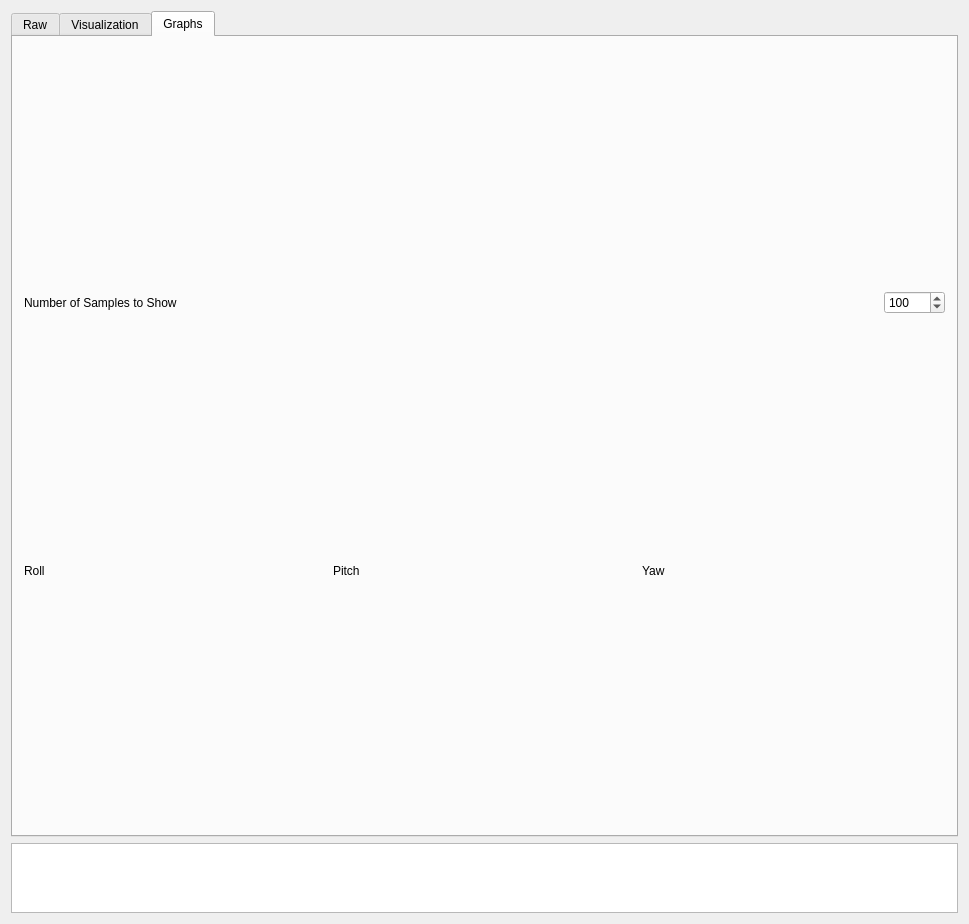
ToolboxPlane/util, file Ground Station/mainwindow.ui: the form before one commit.
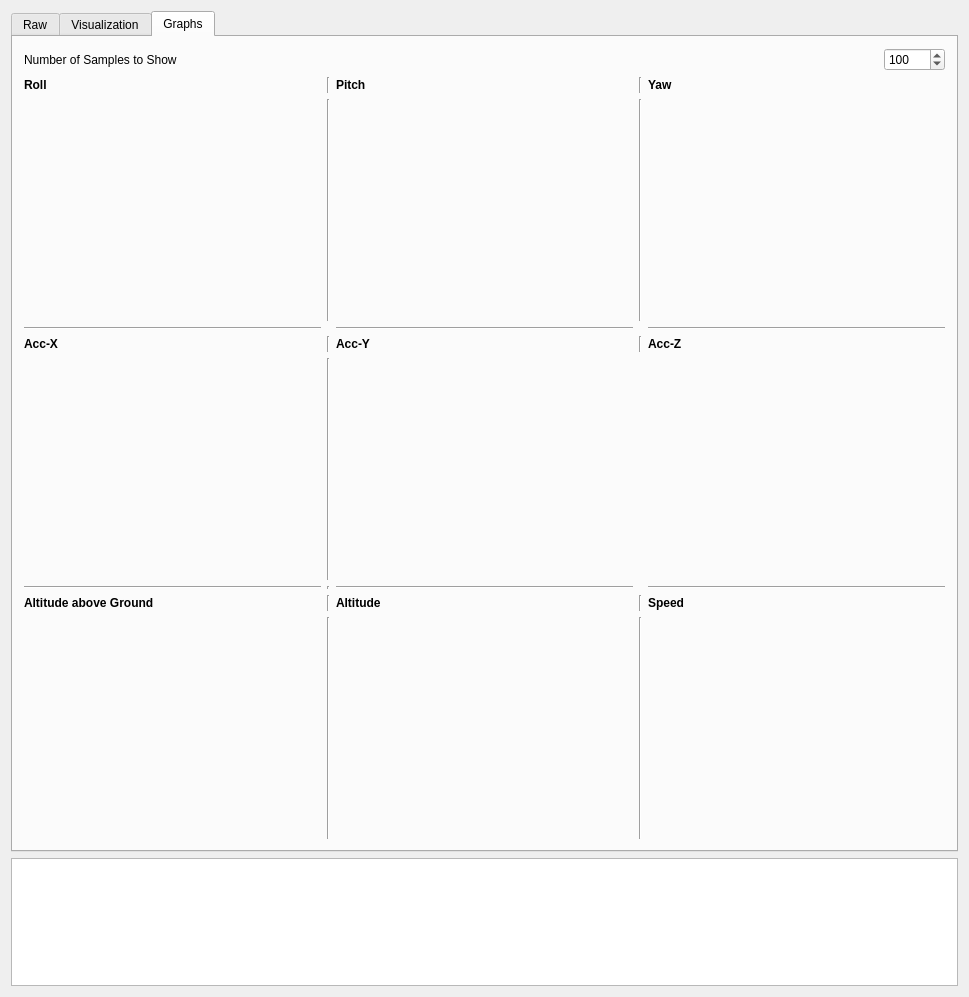
The form after the commit.

Diff of the .ui file:
```diff
--- a/Ground Station/mainwindow.ui
+++ b/Ground Station/mainwindow.ui
@@ -7,7 +7,7 @@
     <x>0</x>
     <y>0</y>
     <width>969</width>
-    <height>869</height>
+    <height>997</height>
    </rect>
   </property>
   <property name="windowTitle">
@@ -1696,39 +1696,291 @@
         </item>
         <item>
          <layout class="QGridLayout" name="gridLayout">
-          <item row="0" column="0">
-           <widget class="QLabel" name="label_63">
-            <property name="maximumSize">
-             <size>
-              <width>16777215</width>
-              <height>16</height>
-             </size>
-            </property>
-            <property name="text">
-             <string>Roll</string>
-            </property>
-           </widget>
-          </item>
-          <item row="0" column="1">
-           <widget class="QLabel" name="label_64">
-            <property name="maximumSize">
-             <size>
-              <width>16777215</width>
-              <height>16</height>
-             </size>
-            </property>
-            <property name="text">
-             <string>Pitch</string>
-            </property>
-           </widget>
-          </item>
-          <item row="0" column="2">
+          <item row="0" column="4">
            <widget class="QLabel" name="label_77">
+            <property name="font">
+             <font>
+              <weight>75</weight>
+              <bold>true</bold>
+             </font>
+            </property>
             <property name="text">
              <string>Yaw</string>
             </property>
            </widget>
           </item>
+          <item row="5" column="0">
+           <widget class="Line" name="line_14">
+            <property name="orientation">
+             <enum>Qt::Horizontal</enum>
+            </property>
+           </widget>
+          </item>
+          <item row="3" column="0">
+           <widget class="QLabel" name="label_78">
+            <property name="sizePolicy">
+             <sizepolicy hsizetype="Minimum" vsizetype="Minimum">
+              <horstretch>0</horstretch>
+              <verstretch>0</verstretch>
+             </sizepolicy>
+            </property>
+            <property name="maximumSize">
+             <size>
+              <width>16777215</width>
+              <height>16</height>
+             </size>
+            </property>
+            <property name="font">
+             <font>
+              <weight>75</weight>
+              <bold>true</bold>
+             </font>
+            </property>
+            <property name="text">
+             <string>Acc-X</string>
+            </property>
+           </widget>
+          </item>
+          <item row="0" column="2">
+           <widget class="QLabel" name="label_64">
+            <property name="maximumSize">
+             <size>
+              <width>16777215</width>
+              <height>16</height>
+             </size>
+            </property>
+            <property name="font">
+             <font>
+              <weight>75</weight>
+              <bold>true</bold>
+             </font>
+            </property>
+            <property name="text">
+             <string>Pitch</string>
+            </property>
+           </widget>
+          </item>
+          <item row="2" column="2">
+           <widget class="Line" name="line_10">
+            <property name="orientation">
+             <enum>Qt::Horizontal</enum>
+            </property>
+           </widget>
+          </item>
+          <item row="0" column="1">
+           <widget class="Line" name="line">
+            <property name="orientation">
+             <enum>Qt::Vertical</enum>
+            </property>
+           </widget>
+          </item>
+          <item row="6" column="1">
+           <widget class="Line" name="line_8">
+            <property name="orientation">
+             <enum>Qt::Vertical</enum>
+            </property>
+           </widget>
+          </item>
+          <item row="3" column="1">
+           <widget class="Line" name="line_5">
+            <property name="orientation">
+             <enum>Qt::Vertical</enum>
+            </property>
+           </widget>
+          </item>
+          <item row="3" column="3">
+           <widget class="Line" name="line_6">
+            <property name="orientation">
+             <enum>Qt::Vertical</enum>
+            </property>
+           </widget>
+          </item>
+          <item row="2" column="4">
+           <widget class="Line" name="line_11">
+            <property name="orientation">
+             <enum>Qt::Horizontal</enum>
+            </property>
+           </widget>
+          </item>
+          <item row="4" column="1">
+           <widget class="Line" name="line_15">
+            <property name="orientation">
+             <enum>Qt::Vertical</enum>
+            </property>
+           </widget>
+          </item>
+          <item row="6" column="3">
+           <widget class="Line" name="line_7">
+            <property name="orientation">
+             <enum>Qt::Vertical</enum>
+            </property>
+           </widget>
+          </item>
+          <item row="2" column="0">
+           <widget class="Line" name="line_9">
+            <property name="orientation">
+             <enum>Qt::Horizontal</enum>
+            </property>
+           </widget>
+          </item>
+          <item row="1" column="1">
+           <widget class="Line" name="line_3">
+            <property name="orientation">
+             <enum>Qt::Vertical</enum>
+            </property>
+           </widget>
+          </item>
+          <item row="0" column="3">
+           <widget class="Line" name="line_2">
+            <property name="orientation">
+             <enum>Qt::Vertical</enum>
+            </property>
+           </widget>
+          </item>
+          <item row="5" column="1">
+           <widget class="Line" name="line_13">
+            <property name="orientation">
+             <enum>Qt::Vertical</enum>
+            </property>
+           </widget>
+          </item>
+          <item row="3" column="4">
+           <widget class="QLabel" name="label_80">
+            <property name="sizePolicy">
+             <sizepolicy hsizetype="Minimum" vsizetype="Minimum">
+              <horstretch>0</horstretch>
+              <verstretch>0</verstretch>
+             </sizepolicy>
+            </property>
+            <property name="font">
+             <font>
+              <weight>75</weight>
+              <bold>true</bold>
+             </font>
+            </property>
+            <property name="text">
+             <string>Acc-Z</string>
+            </property>
+           </widget>
+          </item>
+          <item row="1" column="3">
+           <widget class="Line" name="line_4">
+            <property name="orientation">
+             <enum>Qt::Vertical</enum>
+            </property>
+           </widget>
+          </item>
+          <item row="0" column="0">
+           <widget class="QLabel" name="label_63">
+            <property name="maximumSize">
+             <size>
+              <width>16777215</width>
+              <height>16</height>
+             </size>
+            </property>
+            <property name="font">
+             <font>
+              <weight>75</weight>
+              <bold>true</bold>
+             </font>
+            </property>
+            <property name="text">
+             <string>Roll</string>
+            </property>
+           </widget>
+          </item>
+          <item row="3" column="2">
+           <widget class="QLabel" name="label_79">
+            <property name="sizePolicy">
+             <sizepolicy hsizetype="Minimum" vsizetype="Minimum">
+              <horstretch>0</horstretch>
+              <verstretch>0</verstretch>
+             </sizepolicy>
+            </property>
+            <property name="font">
+             <font>
+              <weight>75</weight>
+              <bold>true</bold>
+             </font>
+            </property>
+            <property name="text">
+             <string>Acc-Y</string>
+            </property>
+           </widget>
+          </item>
+          <item row="6" column="0">
+           <widget class="QLabel" name="label_81">
+            <property name="maximumSize">
+             <size>
+              <width>16777215</width>
+              <height>16</height>
+             </size>
+            </property>
+            <property name="font">
+             <font>
+              <weight>75</weight>
+              <bold>true</bold>
+             </font>
+            </property>
+            <property name="text">
+             <string>Altitude above Ground</string>
+            </property>
+           </widget>
+          </item>
+          <item row="7" column="1">
+           <widget class="Line" name="line_12">
+            <property name="orientation">
+             <enum>Qt::Vertical</enum>
+            </property>
+           </widget>
+          </item>
+          <item row="6" column="2">
+           <widget class="QLabel" name="label_82">
+            <property name="font">
+             <font>
+              <weight>75</weight>
+              <bold>true</bold>
+             </font>
+            </property>
+            <property name="text">
+             <string>Altitude</string>
+            </property>
+           </widget>
+          </item>
+          <item row="6" column="4">
+           <widget class="QLabel" name="label_83">
+            <property name="font">
+             <font>
+              <weight>75</weight>
+              <bold>true</bold>
+             </font>
+            </property>
+            <property name="text">
+             <string>Speed</string>
+            </property>
+           </widget>
+          </item>
+          <item row="7" column="3">
+           <widget class="Line" name="line_16">
+            <property name="orientation">
+             <enum>Qt::Vertical</enum>
+            </property>
+           </widget>
+          </item>
+          <item row="5" column="2">
+           <widget class="Line" name="line_17">
+            <property name="orientation">
+             <enum>Qt::Horizontal</enum>
+            </property>
+           </widget>
+          </item>
+          <item row="5" column="4">
+           <widget class="Line" name="line_18">
+            <property name="orientation">
+             <enum>Qt::Horizontal</enum>
+            </property>
+           </widget>
+          </item>
          </layout>
         </item>
        </layout>
```
